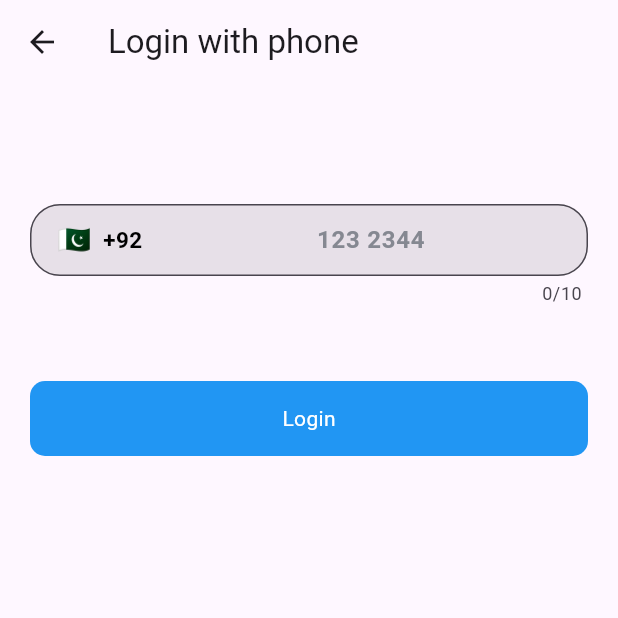
After one commit to AbsarDotDev/Tyamo-Social-App, a Flutter app: the screen it shows after launch, after a tap on "Login with phone", on a phone screen of 412 x 824 dp, the top half of it. The commit adds this screen. Run offline on Flutter 3.47's test engine with Material 2 defaults, Android fonts, the phone set to English and light mode, and no system bars; drawn by our look-alikes of intl_phone_field; our stand-ins replace firebase_auth, firebase_core, fluttertoast; accounts and stored records are empty; Roboto replaces fonts that are missing (spartan).

Commit message:
Phone Login with verification done

```diff
--- a/lib/firebase_services/splash_services.dart
+++ b/lib/firebase_services/splash_services.dart
@@ -1,10 +1,23 @@
 import 'dart:async';
 
 import 'package:ecometsy/ui/auth/login.dart';
+import 'package:ecometsy/ui/posts/post_screen.dart';
+import 'package:firebase_auth/firebase_auth.dart';
 import 'package:flutter/material.dart';
 
 class SplashServices {
   void IsLogin(BuildContext context) {
+    final auth = FirebaseAuth.instance;
+    final user = auth.currentUser;
+    if (user != null) {
+      Timer(const Duration(seconds: 3), () {
+        Navigator.push(
+            context,
+            MaterialPageRoute(
+              builder: (context) => Post(),
+            ));
+      });
+    } else {
       Timer(const Duration(seconds: 3), () {
         Navigator.push(
             context,
@@ -14,3 +27,4 @@ class SplashServices {
       });
     }
   }
+}
--- a/lib/main.dart
+++ b/lib/main.dart
@@ -16,6 +16,7 @@ class MyApp extends StatelessWidget {
       debugShowCheckedModeBanner: false,
       title: 'Flutter Demo',
       theme: ThemeData(
+        primarySwatch: Colors.purple,
         colorScheme: ColorScheme.fromSeed(seedColor: Colors.deepPurple),
         useMaterial3: true,
       ),
--- a/lib/ui/auth/login.dart
+++ b/lib/ui/auth/login.dart
@@ -1,5 +1,8 @@
+import 'package:ecometsy/Utils/utils.dart';
 import 'package:ecometsy/Widgets/round_button.dart';
+import 'package:ecometsy/ui/auth/login_phone.dart';
 import 'package:ecometsy/ui/auth/signup.dart';
+import 'package:ecometsy/ui/posts/post_screen.dart';
 import 'package:flutter/material.dart';
 import 'package:firebase_auth/firebase_auth.dart';
 
@@ -17,36 +20,36 @@ class _LoginScreenState extends State<LoginScreen> {
   final emailController = TextEditingController();
   final passwordController = TextEditingController();
   bool loading = false;
-  // final _auth = FirebaseAuth.instance;
+  final _auth = FirebaseAuth.instance;
 
-  // void login() {
-  //   setState(() {
-  //     loading = true;
-  //   });
+  void login() {
+    setState(() {
+      loading = true;
+    });
 
-  //   _auth
-  //       .signInWithEmailAndPassword(
-  //     email: emailController.text.toString(),
-  //     password: passwordController.text.toString(),
-  //   )
-  //       .then((value) {
-  //     Utils().toastMessage(value.user!.email.toString());
-  //     Navigator.push(
-  //       context,
-  //       MaterialPageRoute(
-  //         builder: (context) => Post(),
-  //       ),
-  //     );
-  //     setState(() {
-  //       loading = false;
-  //     });
-  //   }).onError((error, stackTrace) {
-  //     Utils().toastMessage(error.toString());
-  //     setState(() {
-  //       loading = false;
-  //     });
-  //   });
-  // }
+    _auth
+        .signInWithEmailAndPassword(
+      email: emailController.text.toString(),
+      password: passwordController.text.toString(),
+    )
+        .then((value) {
+      Utils().showToastMessage(value.user!.email.toString());
+      Navigator.push(
+        context,
+        MaterialPageRoute(
+          builder: (context) => Post(),
+        ),
+      );
+      setState(() {
+        loading = false;
+      });
+    }).onError((error, stackTrace) {
+      Utils().showToastMessage(error.toString());
+      setState(() {
+        loading = false;
+      });
+    });
+  }
 
   @override
   void dispose() {
@@ -80,7 +83,7 @@ class _LoginScreenState extends State<LoginScreen> {
                     TextFormField(
                       controller: emailController,
                       keyboardType: TextInputType.emailAddress,
-                      decoration: InputDecoration(
+                      decoration: const InputDecoration(
                         hintText: 'Email',
                         prefixIcon: Icon(Icons.email),
                       ),
@@ -91,11 +94,11 @@ class _LoginScreenState extends State<LoginScreen> {
                         return null;
                       },
                     ),
-                    SizedBox(height: 20),
+                    const SizedBox(height: 20),
                     TextFormField(
                       controller: passwordController,
                       obscureText: true,
-                      decoration: InputDecoration(
+                      decoration: const InputDecoration(
                         hintText: 'Password',
                         prefixIcon: Icon(Icons.lock),
                       ),
@@ -115,7 +118,7 @@ class _LoginScreenState extends State<LoginScreen> {
                 loading: loading,
                 ontap: () {
                   if (_formKey.currentState!.validate()) {
-                    // login();
+                    login();
                   }
                 },
               ),
@@ -144,32 +147,32 @@ class _LoginScreenState extends State<LoginScreen> {
                 ],
               ),
               SizedBox(height: 30),
-              // InkWell(
-              //   onTap: () {
-              //     Navigator.push(
-              //       context,
-              //       MaterialPageRoute(
-              //         builder: (context) => LoginWithPhoneNumber(),
-              //       ),
-              //     );
-              //   },
-              //   child: Container(
-              //     height: 50,
-              //     decoration: BoxDecoration(
-              //       borderRadius: BorderRadius.circular(50),
-              //       border: Border.all(color: Colors.black),
-              //     ),
-              //     child: Center(
-              //       child: Text(
-              //         'Login with phone',
-              //         style: TextStyle(
-              //           fontWeight: FontWeight.bold,
-              //           color: Colors.black,
-              //         ),
-              //       ),
-              //     ),
-              //   ),
-              // ),
+              InkWell(
+                onTap: () {
+                  Navigator.push(
+                    context,
+                    MaterialPageRoute(
+                      builder: (context) => LoginWithPhone(),
+                    ),
+                  );
+                },
+                child: Container(
+                  height: 50,
+                  decoration: BoxDecoration(
+                    borderRadius: BorderRadius.circular(50),
+                    border: Border.all(color: Colors.black),
+                  ),
+                  child: Center(
+                    child: Text(
+                      'Login with phone',
+                      style: TextStyle(
+                        fontWeight: FontWeight.bold,
+                        color: Colors.black,
+                      ),
+                    ),
+                  ),
+                ),
+              ),
             ],
           ),
         ),
--- /dev/null
+++ b/lib/ui/auth/login_phone.dart
@@ -0,0 +1,121 @@
+import 'package:ecometsy/Utils/utils.dart';
+import 'package:ecometsy/Widgets/round_button.dart';
+import 'package:ecometsy/ui/auth/otp_screen.dart';
+import 'package:firebase_auth/firebase_auth.dart';
+import 'package:flutter/material.dart';
+import 'package:intl_phone_field/intl_phone_field.dart';
+import 'package:intl_phone_field/phone_number.dart';
+
+class LoginWithPhone extends StatefulWidget {
+  const LoginWithPhone({super.key});
+
+  @override
+  State<LoginWithPhone> createState() => _LoginWithPhoneState();
+}
+
+class _LoginWithPhoneState extends State<LoginWithPhone> {
+  bool isLoading = false;
+  PhoneNumber phone =
+      PhoneNumber(countryISOCode: 'PK', countryCode: '+92', number: '');
+  final auth = FirebaseAuth.instance;
+  void loginWithPhone() {
+    setState(() {
+      isLoading = true;
+    });
+
+    auth.verifyPhoneNumber(
+        phoneNumber: phone.countryCode + phone.number,
+        verificationCompleted: (phoneAuthCredential) async {
+          setState(() {
+            isLoading = false;
+          });
+          //signInWithPhoneAuthCredential(phoneAuthCredential);
+        },
+        verificationFailed: (verificationFailed) async {
+          setState(() {
+            isLoading = false;
+          });
+          ScaffoldMessenger.of(context).showSnackBar(
+            SnackBar(
+              content: Text(verificationFailed.message.toString()),
+            ),
+          );
+        },
+        codeSent: (verificationId, resendingToken) async {
+          setState(() {
+            isLoading = false;
+          });
+          Navigator.push(
+              context,
+              MaterialPageRoute(
+                builder: (context) => OtpScreen(
+                  verificationId: verificationId,
+                ),
+              ));
+        },
+        codeAutoRetrievalTimeout: (verificationId) async {
+          setState(() {
+            isLoading = false;
+          });
+          Utils().showToastMessage(
+              'Auto retrieval time out, please try again later');
+        });
+  }
+
+  @override
+  Widget build(BuildContext context) {
+    return Scaffold(
+      appBar: AppBar(
+        title: Text('Login with phone'),
+      ),
+      body: Padding(
+        padding: const EdgeInsets.symmetric(horizontal: 20),
+        child: Column(
+          mainAxisAlignment: MainAxisAlignment.start,
+          children: [
+            SizedBox(
+              height: 80,
+            ),
+            IntlPhoneField(
+              flagsButtonPadding: const EdgeInsets.only(left: 14),
+              dropdownTextStyle: TextStyle(
+                  color: Colors.black,
+                  fontSize: 15,
+                  fontWeight: FontWeight.w700),
+              showDropdownIcon: false,
+              textAlign: TextAlign.center,
+              decoration: InputDecoration(
+                contentPadding: const EdgeInsets.only(left: 67),
+                filled: true,
+                hintText: '123 2344',
+                hintStyle: const TextStyle(
+                  fontFamily: "spartan",
+                  fontWeight: FontWeight.w700,
+                  color: Color(0xff858891),
+                ),
+                border: OutlineInputBorder(
+                  borderRadius: BorderRadius.circular(20),
+                ),
+              ),
+              initialCountryCode: 'PK',
+              showCountryFlag: true,
+              onChanged: (phone) {
+                setState(() {
+                  this.phone = phone;
+                });
+              },
+            ),
+            SizedBox(height: 50),
+            RoundButton(
+              title: 'Login',
+              loading: isLoading,
+              ontap: () {
+                loginWithPhone();
+              },
+            ),
+          ],
+        ),
+      ),
+    );
+  }
+}
--- a/pubspec.yaml
+++ b/pubspec.yaml
@@ -40,6 +40,7 @@ dependencies:
   firebase_storage: ^11.2.6
   cloud_firestore: ^4.9.0
   fluttertoast: ^8.2.2
+  intl_phone_field: ^3.2.0
 
 dev_dependencies:
   flutter_test:
```
Also changed, not shown: lib/Utils/utils.dart (added, +14 -0 lines), lib/ui/auth/otp_screen.dart (added, +17 -0 lines), lib/ui/auth/signup.dart (+35 -35 lines), lib/ui/posts/post_screen.dart (added, +46 -0 lines), pubspec.lock. Lines whose indentation alone changed are shown as unchanged.
